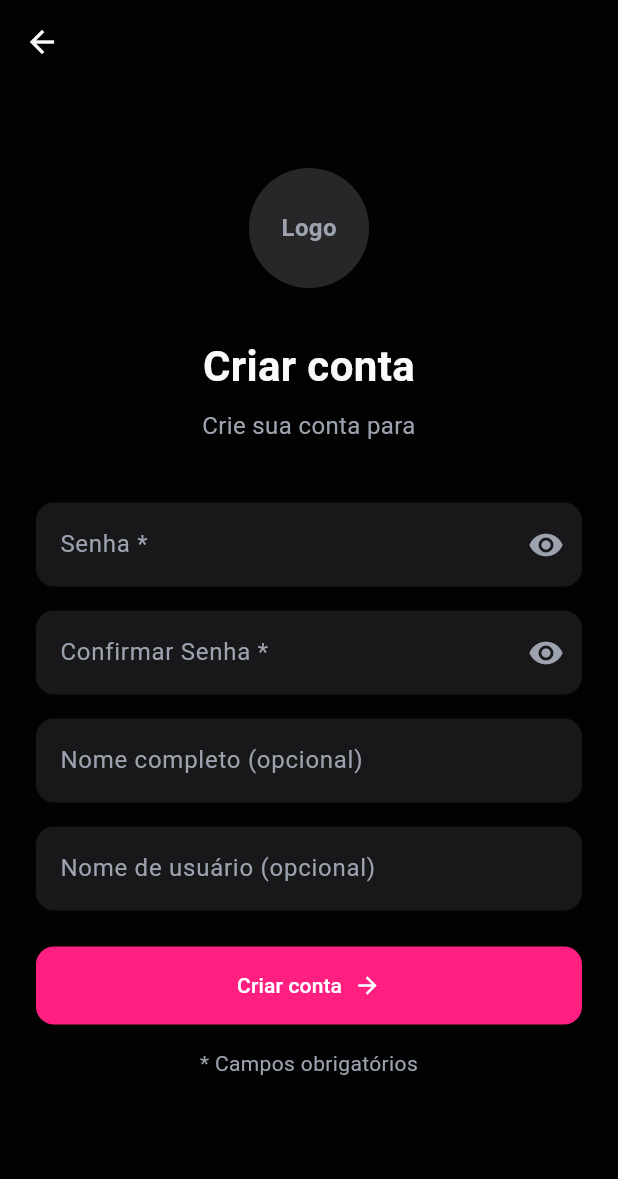
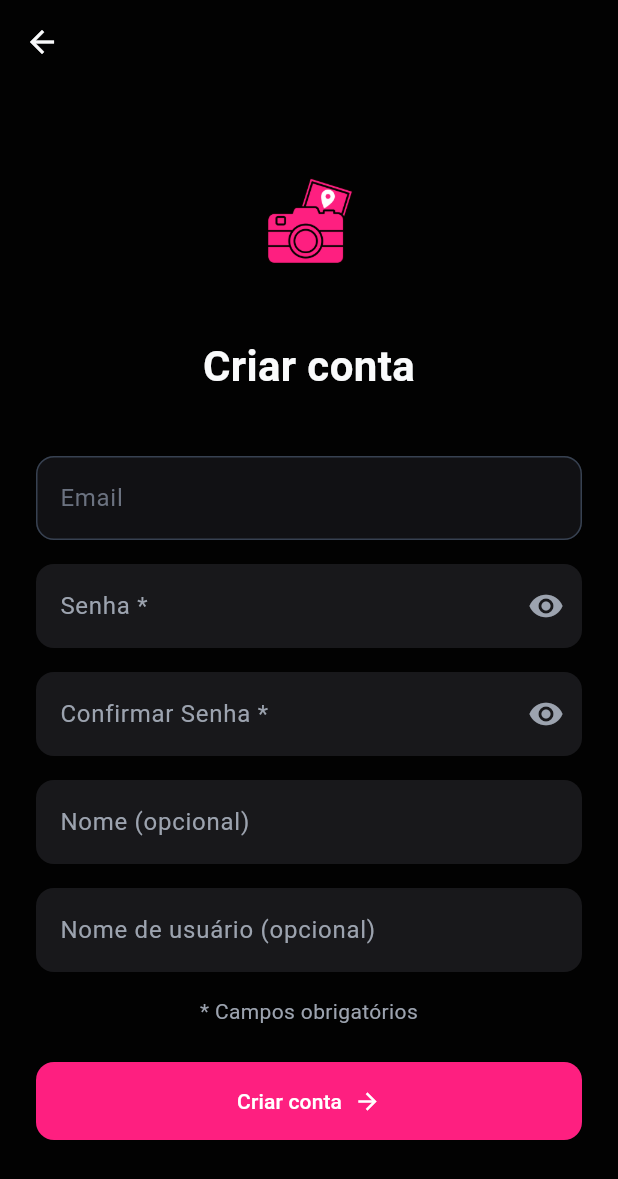
Before and after one commit to bruno1030/travelapp_frontend, a Flutter app: the CreateAccountScreen screen opened directly with empty values, on a phone screen of 412 x 824 dp. Shown: the top 1179 px of the screen. Run offline on Flutter 3.47's test engine with Material 3 defaults, Android fonts, the phone set to English and light mode, and no system bars; our stand-ins replace cached_network_image, firebase_auth, firebase_core, geolocator, google_sign_in, image_picker and 1 more; accounts and stored records are empty; generated files the repository leaves out were written again; network calls fail.

Commit message:
improve create account screen

```diff
--- a/lib/screens/create_account_screen.dart
+++ b/lib/screens/create_account_screen.dart
@@ -121,23 +121,10 @@ class _CreateAccountScreenState extends State<CreateAccountScreen> {
             children: [
               const SizedBox(height: 40),
               Center(
-                child: Container(
+                child: Image.asset(
+                  'assets/logo_FE1F80.png',
                   width: 80,
                   height: 80,
-                  decoration: const BoxDecoration(
-                    color: Color(0xFF27272A),
-                    shape: BoxShape.circle,
-                  ),
-                  child: const Center(
-                    child: Text(
-                      'Logo',
-                      style: TextStyle(
-                        fontSize: 16,
-                        fontWeight: FontWeight.bold,
-                        color: Color(0xFF9CA3AF),
-                      ),
-                    ),
-                  ),
                 ),
               ),
               const SizedBox(height: 32),
@@ -150,16 +137,36 @@ class _CreateAccountScreenState extends State<CreateAccountScreen> {
                 ),
                 textAlign: TextAlign.center,
               ),
-              const SizedBox(height: 8),
-              Text(
-                'Crie sua conta para ${widget.email}',
-                style: const TextStyle(
-                  fontSize: 16,
-                  color: Color(0xFF9CA3AF),
+              const SizedBox(height: 40),
+
+              // Campo email (bloqueado)
+              TextField(
+                controller: TextEditingController(text: widget.email),
+                enabled: false,
+                style: const TextStyle(color: Color(0xFF9CA3AF)),
+                decoration: InputDecoration(
+                  labelText: 'Email',
+                  labelStyle: const TextStyle(color: Color(0xFF6B7280)),
+                  filled: true,
+                  fillColor: const Color(0xFF111114),
+                  border: OutlineInputBorder(
+                    borderRadius: BorderRadius.circular(12),
+                    borderSide: BorderSide.none,
+                  ),
+                  enabledBorder: OutlineInputBorder(
+                    borderRadius: BorderRadius.circular(12),
+                    borderSide: BorderSide.none,
+                  ),
+                  disabledBorder: OutlineInputBorder(
+                    borderRadius: BorderRadius.circular(12),
+                    borderSide: const BorderSide(
+                      color: Color(0xFF374151),
+                      width: 1,
+                    ),
+                  ),
                 ),
-                textAlign: TextAlign.center,
               ),
-              const SizedBox(height: 40),
+              const SizedBox(height: 16),
 
               // Campo senha
               TextField(
@@ -246,7 +253,7 @@ class _CreateAccountScreenState extends State<CreateAccountScreen> {
                 controller: nameController,
                 style: const TextStyle(color: Color(0xFFF9FAFB)),
                 decoration: InputDecoration(
-                  labelText: 'Nome completo (opcional)',
+                  labelText: 'Nome (opcional)',
                   labelStyle: const TextStyle(color: Color(0xFF9CA3AF)),
                   filled: true,
                   fillColor: const Color(0xFF18181B),
@@ -295,6 +302,17 @@ class _CreateAccountScreenState extends State<CreateAccountScreen> {
                   ),
                 ),
               ),
+              const SizedBox(height: 16),
+
+              // Texto de campos obrigatórios - MOVIDO PARA ANTES DO BOTÃO
+              const Text(
+                '* Campos obrigatórios',
+                style: TextStyle(
+                  color: Color(0xFF9CA3AF),
+                  fontSize: 14,
+                ),
+                textAlign: TextAlign.center,
+              ),
               const SizedBox(height: 24),
 
               // Botão criar conta
@@ -319,17 +337,6 @@ class _CreateAccountScreenState extends State<CreateAccountScreen> {
                         ],
                       ),
               ),
-              const SizedBox(height: 16),
-
-              // Texto de campos obrigatórios
-              const Text(
-                '* Campos obrigatórios',
-                style: TextStyle(
-                  color: Color(0xFF9CA3AF),
-                  fontSize: 14,
-                ),
-                textAlign: TextAlign.center,
-              ),
               const SizedBox(height: 40),
             ],
           ),
```
